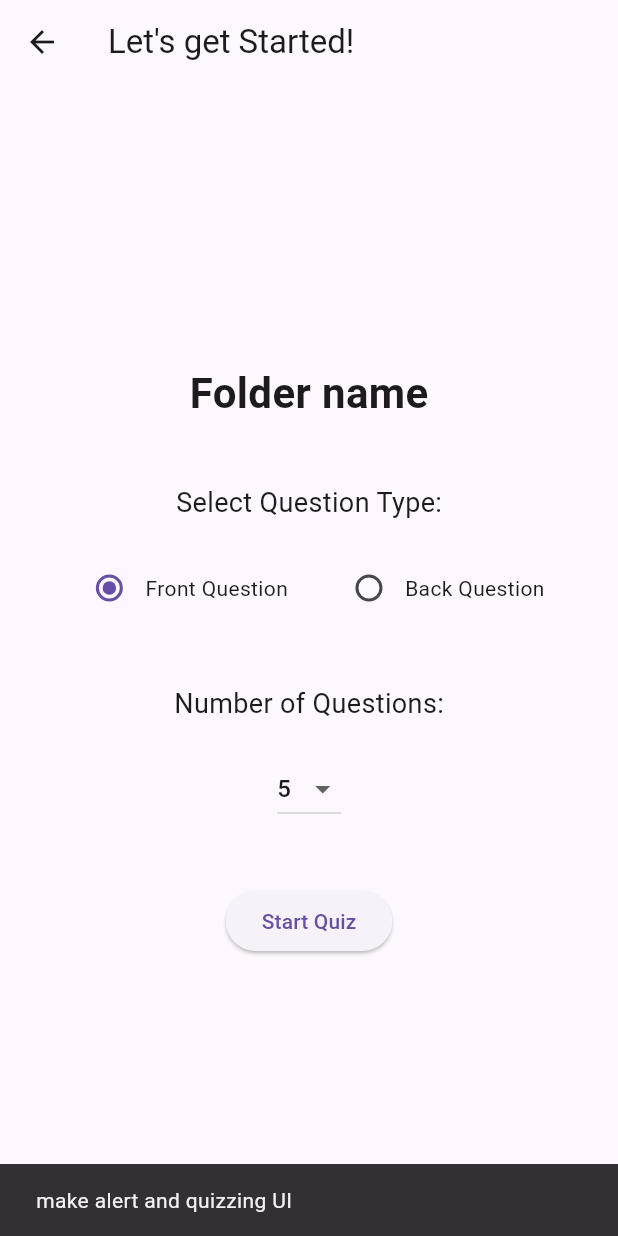
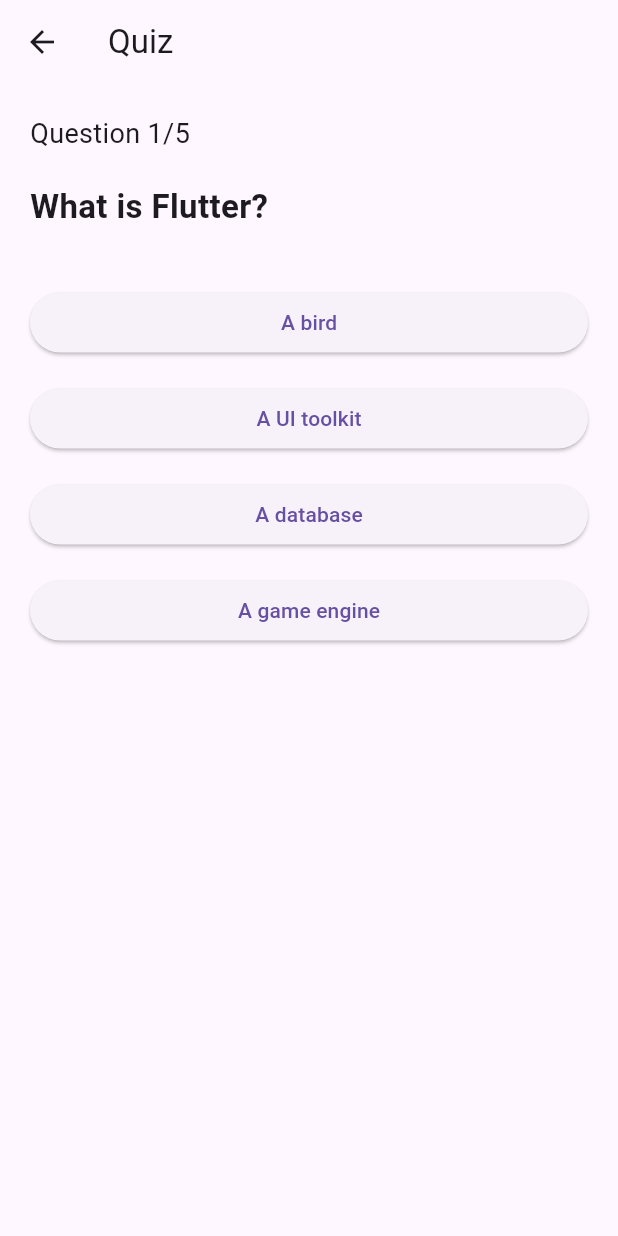
Before and after one commit to Zittta/ITDS283_Group16_Project, a Flutter app: the Quiz screen opened by its route, after a tap on "Start Quiz", on a phone screen of 412 x 824 dp. Run offline on Flutter 3.47's test engine with Material 3 defaults, Android fonts, the phone set to English and light mode, and no system bars; our stand-ins replace pie_chart.

Commit message:
quizzing ,result UI EDIT card set, add&edit page

```diff
--- a/lib/main.dart
+++ b/lib/main.dart
@@ -3,8 +3,10 @@ import 'package:provider/provider.dart';
 import 'pages/folders.dart';
 import 'pages/card_set.dart';
 import 'pages/quiz.dart';
+import 'pages/quizzing.dart';
 import 'pages/setting.dart';
 import 'pages/add_edit_card.dart';
+import 'pages/result.dart';
 import 'theme/theme_provider.dart';
 
 
@@ -32,6 +34,8 @@ class MyApp extends StatelessWidget {
               '/quiz': (context) => Quiz(),
               '/setting': (context) => Setting(),
               '/add_card': (context) => AddEditCard(),
+              '/quizzing': (context) => QuizzingPage(),
+              '/results': (context) => ResultsPage(),
             },
           );
         },
--- a/lib/pages/quiz.dart
+++ b/lib/pages/quiz.dart
@@ -94,8 +94,9 @@ class _QuizState extends State<Quiz> {
                 // Start Button
                 ElevatedButton(
                   onPressed: () {
-                    ScaffoldMessenger.of(context).showSnackBar(
-                      const SnackBar(content: Text("make alert and quizzing UI")),
+                    Navigator.pushNamed(
+                      context,
+                      '/quizzing',
                     );
                   },
                   child: Text("Start Quiz"),
--- /dev/null
+++ b/lib/pages/quizzing.dart
@@ -0,0 +1,105 @@
+import 'package:flutter/material.dart';
+
+class QuizzingPage extends StatefulWidget {
+  @override
+  _QuizzingPageState createState() => _QuizzingPageState();
+}
+
+class _QuizzingPageState extends State<QuizzingPage> {
+  int currentQuestionIndex = 0;
+  int correctAnswers = 0;
+  List<int> userSelections = [];
+
+  final List<Map<String, dynamic>> questions = [
+    {
+      'question': 'What is Flutter?',
+      'options': ['A bird', 'A UI toolkit', 'A database', 'A game engine'],
+      'answerIndex': 1,
+    },
+    {
+      'question': 'What language is used in Flutter?',
+      'options': ['Python', 'Java', 'Dart', 'Kotlin'],
+      'answerIndex': 2,
+    },
+    {
+      'question': 'Which widget is immutable?',
+      'options': ['StatelessWidget', 'StatefulWidget', 'TextField', 'Column'],
+      'answerIndex': 0,
+    },
+    {
+      'question': 'What is setState used for?',
+      'options': [
+        'Updating the state',
+        'Rendering images',
+        'Making API calls',
+        'Handling navigation'
+      ],
+      'answerIndex': 0,
+    },
+    {
+      'question': 'Which is a layout widget?',
+      'options': ['Column', 'Http', 'Route', 'SnackBar'],
+      'answerIndex': 0,
+    },
+  ];
+
+  void _handleAnswer(int selectedIndex) {
+    final isCorrect = selectedIndex == questions[currentQuestionIndex]['answerIndex'];
+
+    if (isCorrect) correctAnswers++;
+    userSelections.add(selectedIndex);
+
+    if (currentQuestionIndex < questions.length - 1) {
+      setState(() {
+        currentQuestionIndex++;
+      });
+    } else {
+      Navigator.pushReplacementNamed(
+        context,
+        '/results',
+        arguments: {
+          'total': questions.length,
+          'correct': correctAnswers,
+          'selections': userSelections,
+          'questions': questions,
+        },
+      );
+    }
+  }
+
+  @override
+  Widget build(BuildContext context) {
+    final question = questions[currentQuestionIndex];
+
+    return Scaffold(
+      appBar: AppBar(title: Text("Quiz")),
+      body: Padding(
+        padding: const EdgeInsets.all(20.0),
+        child: Column(
+          crossAxisAlignment: CrossAxisAlignment.stretch,
+          children: [
+            Text(
+              'Question ${currentQuestionIndex + 1}/${questions.length}',
+              style: TextStyle(fontSize: 18),
+            ),
+            SizedBox(height: 20),
+            Text(
+              question['question'],
+              style: TextStyle(fontSize: 22, fontWeight: FontWeight.bold),
+            ),
+            SizedBox(height: 30),
+            ...List.generate(4, (index) {
+              return Padding(
+                padding: const EdgeInsets.symmetric(vertical: 8.0),
+                child: ElevatedButton(
+                  onPressed: () => _handleAnswer(index),
+                  child: Text(question['options'][index]),
+                ),
+              );
+            }),
+          ],
+        ),
+      ),
+    );
+  }
+}
--- a/pubspec.yaml
+++ b/pubspec.yaml
@@ -30,6 +30,7 @@ environment:
 dependencies:
   flutter:
     sdk: flutter
+  pie_chart: ^5.3.2
 
   # The following adds the Cupertino Icons font to your application.
   # Use with the CupertinoIcons class for iOS style icons.
```
Also changed, not shown: lib/pages/add_edit_card.dart (+30 -3 lines), lib/pages/card_set.dart (+32 -4 lines), lib/pages/result.dart (added, +54 -0 lines), pubspec.lock.
